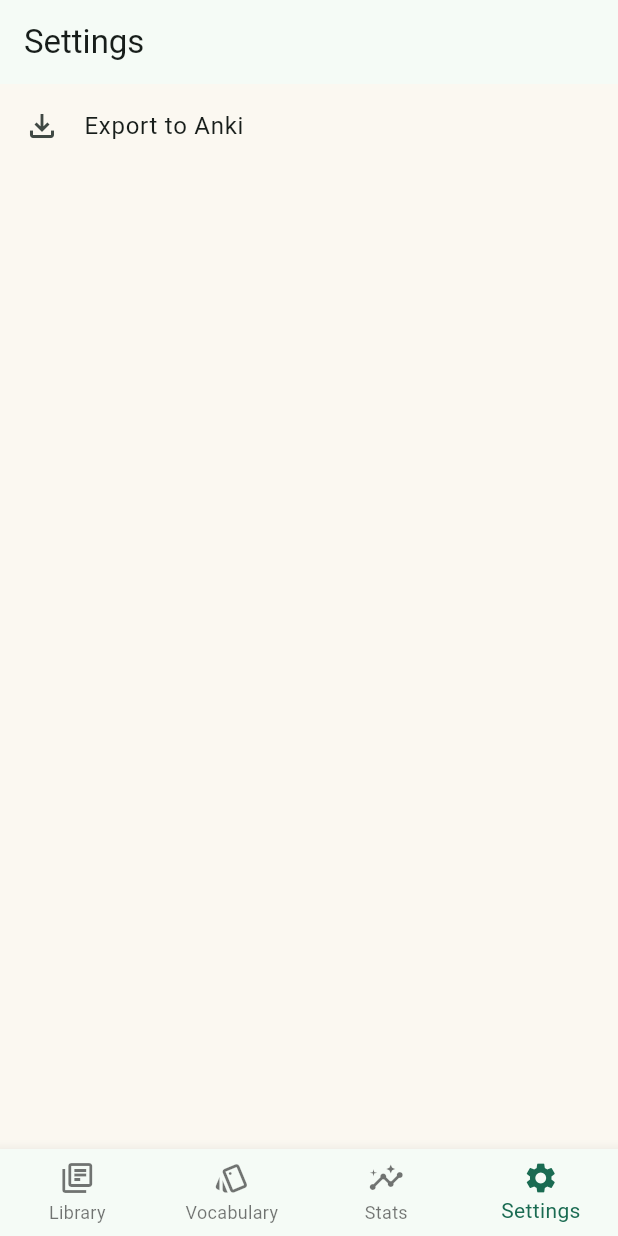
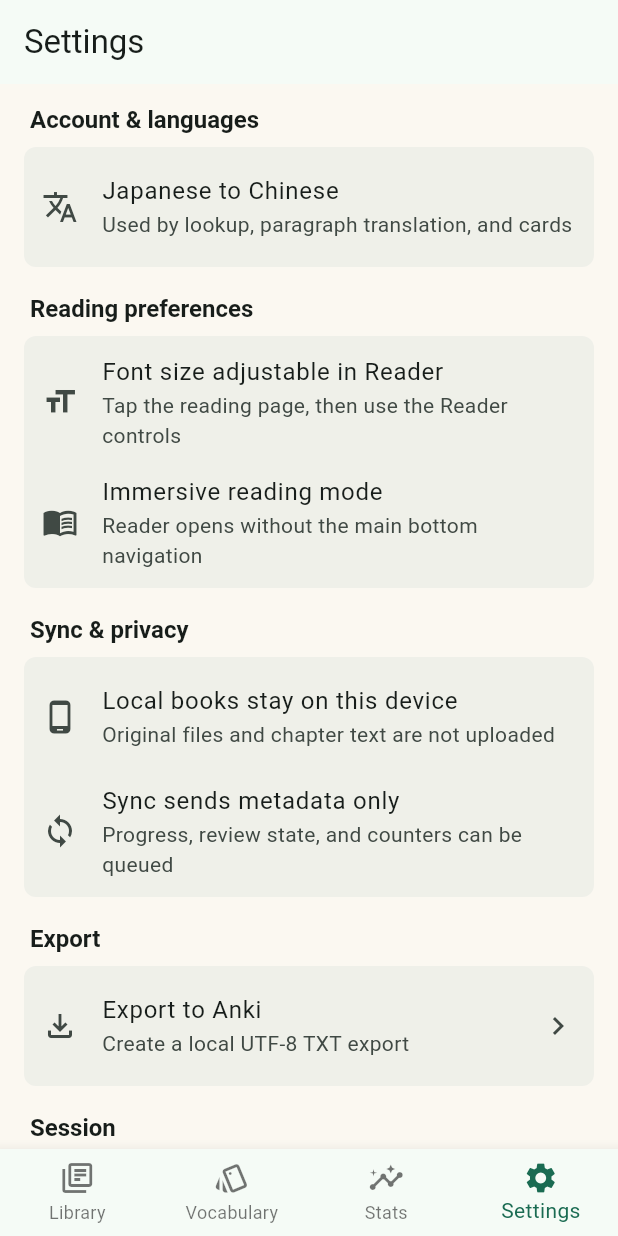
Before and after one commit to 1684978118/Study-For-Read, a Flutter app: the SettingsScreen screen opened by its route, on a phone screen of 412 x 824 dp. Run offline on Flutter 3.47's test engine with Material 3 defaults, Android fonts, the phone set to English and light mode, and no system bars; our stand-ins replace dio, file_picker, flutter_secure_storage, go_router, sqflite; accounts and stored records are empty.

Commit message:
fix: polish mobile settings acceptance

```diff
--- a/apps/mobile/lib/src/features/settings/presentation/settings_screen.dart
+++ b/apps/mobile/lib/src/features/settings/presentation/settings_screen.dart
@@ -10,10 +10,60 @@ class SettingsScreen extends StatelessWidget {
     return Scaffold(
       appBar: AppBar(title: const Text('Settings')),
       body: ListView(
+        padding: const EdgeInsets.fromLTRB(16, 12, 16, 24),
+        children: [
+          const _SettingsSection(
+            title: 'Account & languages',
+            children: [
+              _SettingsInfoTile(
+                icon: Icons.translate_outlined,
+                title: 'Japanese to Chinese',
+                subtitle: 'Used by lookup, paragraph translation, and cards',
+              ),
+            ],
+          ),
+          const SizedBox(height: 16),
+          const _SettingsSection(
+            title: 'Reading preferences',
+            children: [
+              _SettingsInfoTile(
+                icon: Icons.format_size,
+                title: 'Font size adjustable in Reader',
+                subtitle: 'Tap the reading page, then use the Reader controls',
+              ),
+              _SettingsInfoTile(
+                icon: Icons.menu_book_outlined,
+                title: 'Immersive reading mode',
+                subtitle: 'Reader opens without the main bottom navigation',
+              ),
+            ],
+          ),
+          const SizedBox(height: 16),
+          const _SettingsSection(
+            title: 'Sync & privacy',
+            children: [
+              _SettingsInfoTile(
+                icon: Icons.phone_android_outlined,
+                title: 'Local books stay on this device',
+                subtitle: 'Original files and chapter text are not uploaded',
+              ),
+              _SettingsInfoTile(
+                icon: Icons.sync_outlined,
+                title: 'Sync sends metadata only',
+                subtitle: 'Progress, review state, and counters can be queued',
+              ),
+            ],
+          ),
+          const SizedBox(height: 16),
+          _SettingsSection(
+            title: 'Export',
             children: [
               ListTile(
+                contentPadding: EdgeInsets.zero,
                 leading: const Icon(Icons.file_download_outlined),
                 title: const Text('Export to Anki'),
+                subtitle: const Text('Create a local UTF-8 TXT export'),
+                trailing: const Icon(Icons.chevron_right),
                 onTap: () => Navigator.of(context).push(
                   MaterialPageRoute<void>(
                     builder: (context) => const AnkiExportScreen(),
@@ -22,6 +72,82 @@ class SettingsScreen extends StatelessWidget {
               ),
             ],
           ),
+          const SizedBox(height: 16),
+          const _SettingsSection(
+            title: 'Session',
+            children: [
+              ListTile(
+                enabled: false,
+                contentPadding: EdgeInsets.zero,
+                leading: Icon(Icons.logout),
+                title: Text('Sign out'),
+                subtitle: Text('Available after auth wiring'),
+              ),
+            ],
+          ),
+        ],
+      ),
     );
   }
 }
+
+class _SettingsSection extends StatelessWidget {
+  const _SettingsSection({required this.title, required this.children});
+
+  final String title;
+  final List<Widget> children;
+
+  @override
+  Widget build(BuildContext context) {
+    final theme = Theme.of(context);
+    return Column(
+      crossAxisAlignment: CrossAxisAlignment.start,
+      children: [
+        Padding(
+          padding: const EdgeInsets.only(left: 4, bottom: 6),
+          child: Text(
+            title,
+            style: theme.textTheme.titleMedium?.copyWith(
+              fontWeight: FontWeight.w700,
+              letterSpacing: 0,
+            ),
+          ),
+        ),
+        DecoratedBox(
+          decoration: BoxDecoration(
+            color: theme.colorScheme.surfaceContainerHighest.withValues(
+              alpha: 0.42,
+            ),
+            borderRadius: BorderRadius.circular(8),
+          ),
+          child: Padding(
+            padding: const EdgeInsets.symmetric(horizontal: 12, vertical: 4),
+            child: Column(children: children),
+          ),
+        ),
+      ],
+    );
+  }
+}
+
+class _SettingsInfoTile extends StatelessWidget {
+  const _SettingsInfoTile({
+    required this.icon,
+    required this.title,
+    required this.subtitle,
+  });
+
+  final IconData icon;
+  final String title;
+  final String subtitle;
+
+  @override
+  Widget build(BuildContext context) {
+    return ListTile(
+      contentPadding: EdgeInsets.zero,
+      leading: Icon(icon),
+      title: Text(title),
+      subtitle: Text(subtitle),
+    );
+  }
+}
```
Also changed, not shown: 3 other files. Lines whose indentation alone changed are shown as unchanged.
